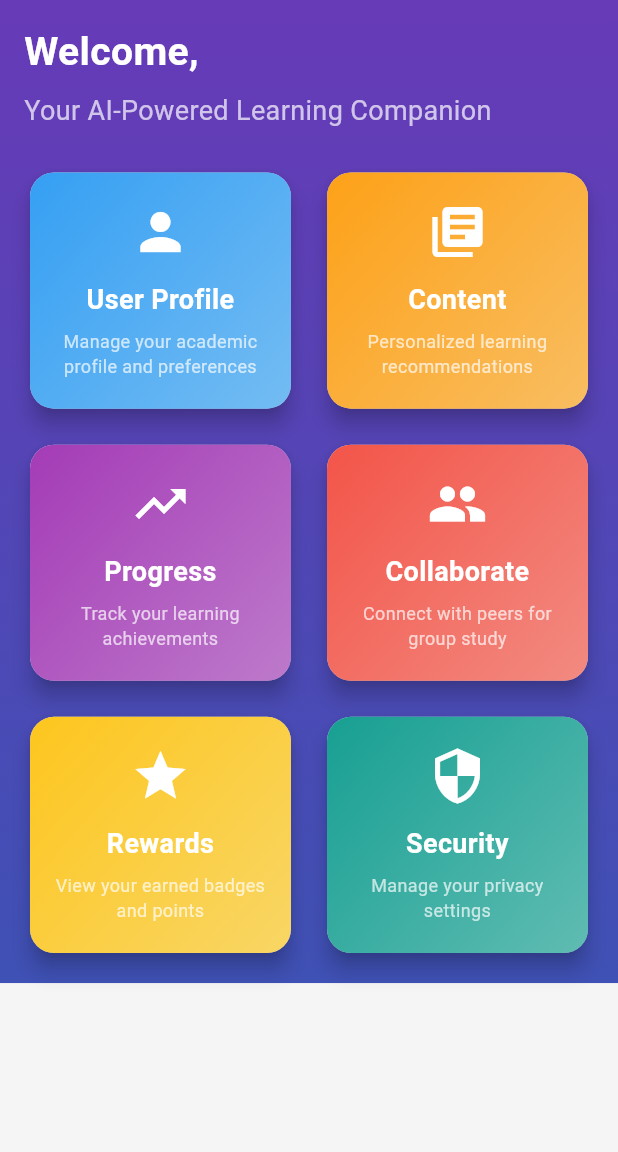
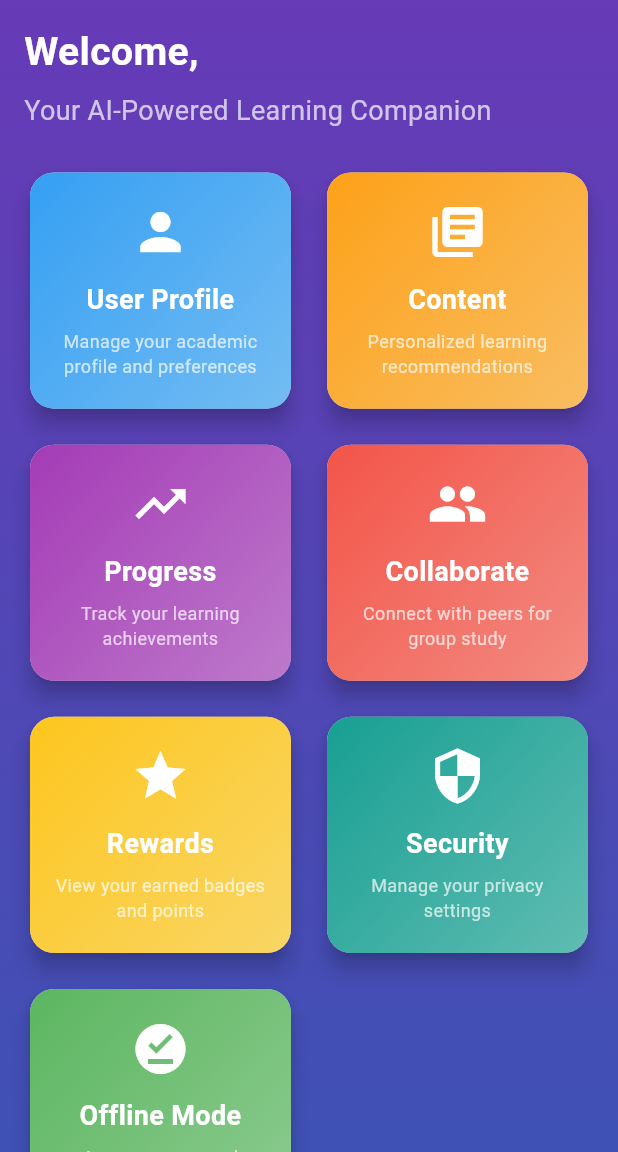
Before and after one commit to JackBaraka/Soma-Buddy-, a Flutter app: the screen it shows once a user with an empty profile is signed in, on a phone screen of 412 x 824 dp, the part 84-1236 px from its top. Run offline on Flutter 3.47's test engine with Material 3 defaults, Android fonts, the phone set to English and light mode, and no system bars; our stand-ins replace cloud_firestore, firebase_auth, firebase_core, flutter_svg, percent_indicator; accounts and stored records are empty; statements that could not run were skipped.

Commit message:
updated modules page to link with offline mode page

```diff
--- a/lib/modules_page.dart
+++ b/lib/modules_page.dart
@@ -1,5 +1,3 @@
-// ignore_for_file: deprecated_member_use
-
 import 'package:flutter/material.dart';
 import 'package:firebase_auth/firebase_auth.dart';
 import 'profile_page.dart';
@@ -9,6 +7,7 @@ import 'collaboration_page.dart';
 import 'rewards_page.dart';
 import 'security_page.dart';
 import 'login_page.dart';
+import 'offline_mode_page.dart';
 
 class ModulesPage extends StatelessWidget {
   const ModulesPage({super.key});
@@ -169,6 +168,13 @@ List<Module> moduleList = [
     color: Colors.teal,
     page: const SecurityPage(),
   ),
+  Module(
+    title: 'Offline Mode',
+    description: 'Access your saved content without internet',
+    icon: Icons.offline_pin,
+    color: Colors.green,
+    page: const OfflineModePage(),
+  ),
 ];
 
 class ModuleCard extends StatelessWidget {
```
